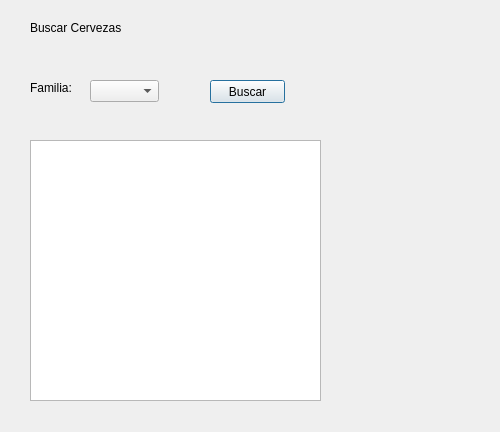
Before: the Qt Designer form buscarcerveza.ui in pacheevb/ED_Proyecto2, drawn with Qt 5.
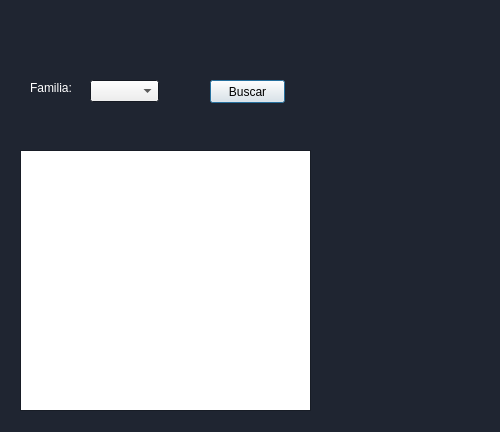
After: the same form once the commit is applied. Icons and pictures are not drawn.

Diff of the .ui file:
```diff
--- a/buscarcerveza.ui
+++ b/buscarcerveza.ui
@@ -10,27 +10,97 @@
     <height>432</height>
    </rect>
   </property>
+  <property name="palette">
+   <palette>
+    <active>
+     <colorrole role="Base">
+      <brush brushstyle="SolidPattern">
+       <color alpha="255">
+        <red>255</red>
+        <green>255</green>
+        <blue>255</blue>
+       </color>
+      </brush>
+     </colorrole>
+     <colorrole role="Window">
+      <brush brushstyle="SolidPattern">
+       <color alpha="255">
+        <red>31</red>
+        <green>37</green>
+        <blue>49</blue>
+       </color>
+      </brush>
+     </colorrole>
+    </active>
+    <inactive>
+     <colorrole role="Base">
+      <brush brushstyle="SolidPattern">
+       <color alpha="255">
+        <red>255</red>
+        <green>255</green>
+        <blue>255</blue>
+       </color>
+      </brush>
+     </colorrole>
+     <colorrole role="Window">
+      <brush brushstyle="SolidPattern">
+       <color alpha="255">
+        <red>31</red>
+        <green>37</green>
+        <blue>49</blue>
+       </color>
+      </brush>
+     </colorrole>
+    </inactive>
+    <disabled>
+     <colorrole role="Base">
+      <brush brushstyle="SolidPattern">
+       <color alpha="255">
+        <red>31</red>
+        <green>37</green>
+        <blue>49</blue>
+       </color>
+      </brush>
+     </colorrole>
+     <colorrole role="Window">
+      <brush brushstyle="SolidPattern">
+       <color alpha="255">
+        <red>31</red>
+        <green>37</green>
+        <blue>49</blue>
+       </color>
+      </brush>
+     </colorrole>
+    </disabled>
+   </palette>
+  </property>
   <property name="windowTitle">
    <string>Dialog</string>
   </property>
   <widget class="QLabel" name="label">
    <property name="geometry">
     <rect>
-     <x>30</x>
+     <x>100</x>
      <y>20</y>
-     <width>91</width>
-     <height>16</height>
+     <width>311</width>
+     <height>31</height>
     </rect>
    </property>
    <property name="text">
-    <string>Buscar Cervezas:</string>
+    <string/>
+   </property>
+   <property name="pixmap">
+    <pixmap resource="recursos.qrc">:/Recursos/lb_buscarCervezas.png</pixmap>
+   </property>
+   <property name="scaledContents">
+    <bool>true</bool>
    </property>
   </widget>
   <widget class="QListView" name="listView">
    <property name="geometry">
     <rect>
-     <x>30</x>
-     <y>140</y>
+     <x>20</x>
+     <y>150</y>
      <width>291</width>
      <height>261</height>
     </rect>
@@ -55,6 +125,43 @@
      <height>16</height>
     </rect>
    </property>
+   <property name="palette">
+    <palette>
+     <active>
+      <colorrole role="WindowText">
+       <brush brushstyle="SolidPattern">
+        <color alpha="255">
+         <red>255</red>
+         <green>255</green>
+         <blue>255</blue>
+        </color>
+       </brush>
+      </colorrole>
+     </active>
+     <inactive>
+      <colorrole role="WindowText">
+       <brush brushstyle="SolidPattern">
+        <color alpha="255">
+         <red>255</red>
+         <green>255</green>
+         <blue>255</blue>
+        </color>
+       </brush>
+      </colorrole>
+     </inactive>
+     <disabled>
+      <colorrole role="WindowText">
+       <brush brushstyle="SolidPattern">
+        <color alpha="255">
+         <red>120</red>
+         <green>120</green>
+         <blue>120</blue>
+        </color>
+       </brush>
+      </colorrole>
+     </disabled>
+    </palette>
+   </property>
    <property name="text">
     <string>Familia:</string>
    </property>
```
Left out of the diff: 4 changed lines with no effect on the pictures.
